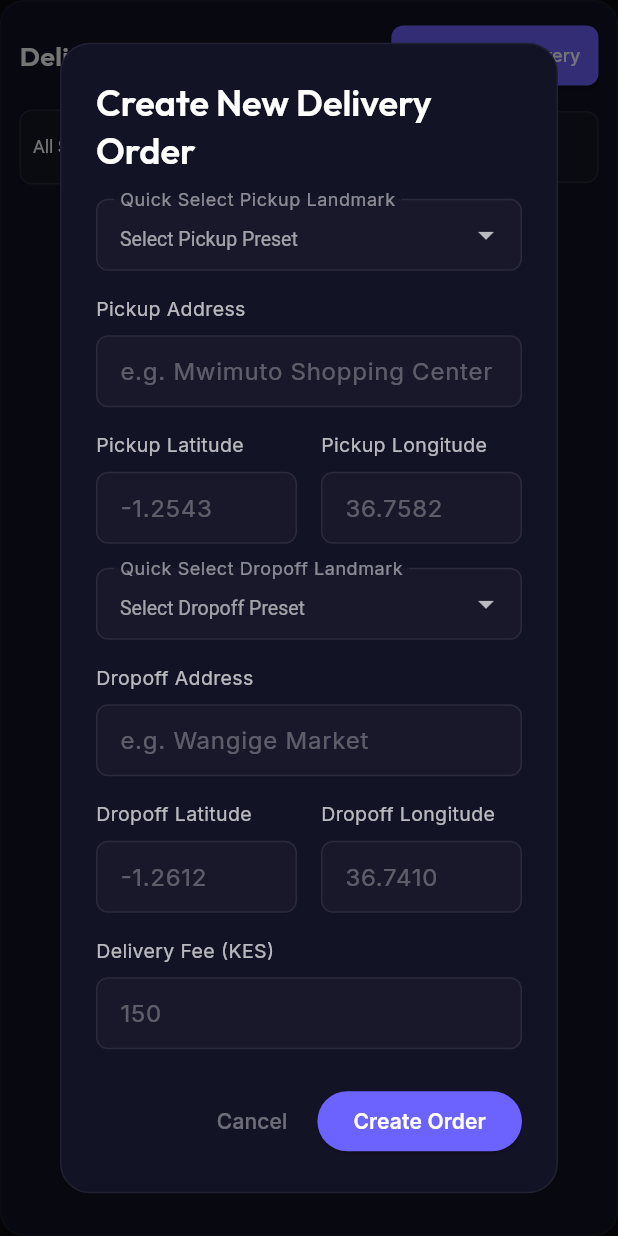
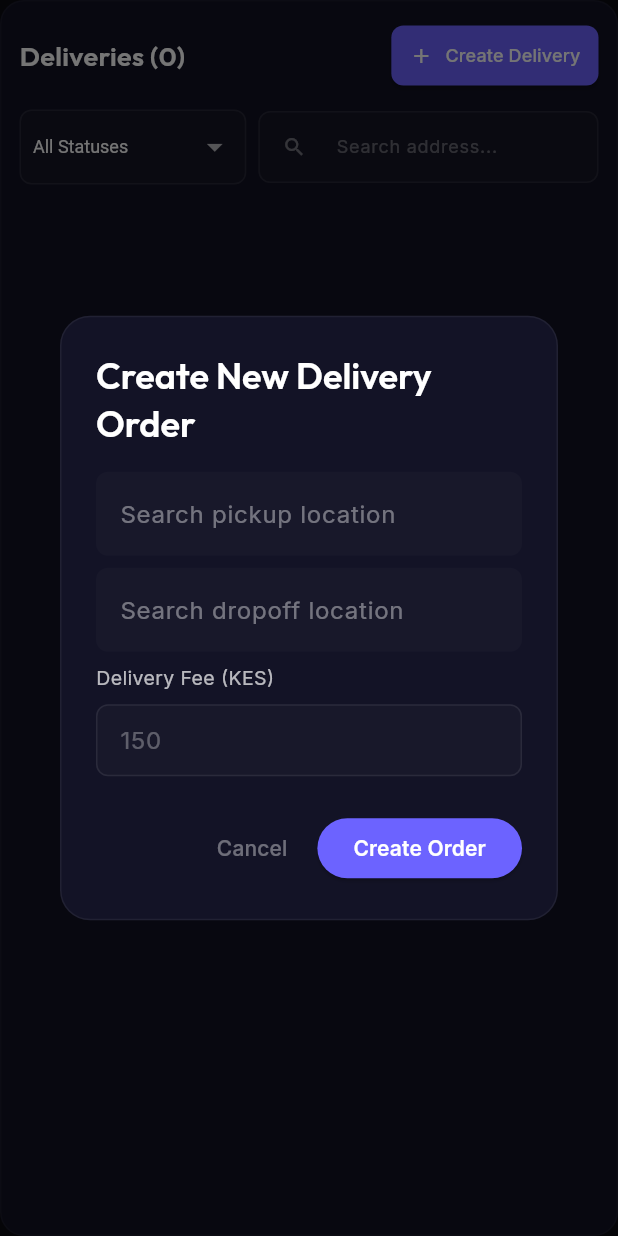
Before and after one commit to Davisdavy/teza_admin, a Flutter app: the DeliveriesPane widget shown alone on an empty page, opened directly, after a tap on "Create Delivery", on a phone screen of 412 x 824 dp. Run offline on Flutter 3.47's test engine with Material 3 defaults, Android fonts, the phone set to English and light mode, and no system bars; our stand-ins replace google_fonts, shared_preferences; accounts and stored records are empty; network calls fail.

Commit message:
feat: switch from Mapbox to Google Places autocomplete with backend proxy

```diff
--- a/lib/views/panes/deliveries_pane.dart
+++ b/lib/views/panes/deliveries_pane.dart
@@ -3,8 +3,10 @@ import 'package:google_fonts/google_fonts.dart';
 import 'package:intl/intl.dart';
 import 'package:provider/provider.dart';
 import '../../models/delivery.dart';
+import '../../widgets/google_place_autocomplete.dart';
 import '../../providers/auth_provider.dart';
 import '../../providers/dashboard_provider.dart';
+import '../../config/mapbox_config.dart';
 
 class DeliveriesPane extends StatefulWidget {
   const DeliveriesPane({super.key});
@@ -1256,171 +1258,62 @@ class _DeliveriesPaneState extends State<DeliveriesPane> {
                   mainAxisSize: MainAxisSize.min,
                   crossAxisAlignment: CrossAxisAlignment.stretch,
                   children: [
-                    // Quick Select Pickup Preset
-                    DropdownButtonFormField<Map<String, dynamic>>(
-                      dropdownColor: const Color(0xFF16162E),
-                      style: const TextStyle(color: Colors.white, fontSize: 13),
-                      decoration: _inputDecoration('Select Pickup Preset').copyWith(
-                        labelText: 'Quick Select Pickup Landmark',
-                        labelStyle: TextStyle(color: Colors.white.withOpacity(0.5)),
-                      ),
-                      items: _nairobiPresets.map((preset) {
-                        return DropdownMenuItem<Map<String, dynamic>>(
-                          value: preset,
-                          child: Text(preset['name'] as String),
-                        );
-                      }).toList(),
-                      onChanged: (val) {
-                        if (val != null) {
-                          pickupAddressController.text = val['name'] as String;
-                          pickupLatitudeController.text = val['lat'].toString();
-                          pickupLongitudeController.text = val['lng'].toString();
+
+
+                    // Pickup Location Autocomplete
+                    GooglePlaceAutocomplete(
+                      hint: 'Search pickup location',
+                      onSelected: (place) {
+                        pickupAddressController.text = place.placeName;
+                        // center provides (long, lat)
+                        final loc = place.center;
+                        if (loc != null) {
+                          pickupLatitudeController.text = loc.lat.toString();
+                          pickupLongitudeController.text = loc.long.toString();
                         }
+                        setState(() {});
                       },
                     ),
-                    const SizedBox(height: 16),
+                    const SizedBox(height: 8),
+                    // Pickup preview map (shown when location selected)
+                    if (pickupLatitudeController.text.isNotEmpty && pickupLongitudeController.text.isNotEmpty)
+                      Padding(
+                        padding: const EdgeInsets.symmetric(vertical: 8.0),
+                        child: Image.network(
+                          'https://api.mapbox.com/styles/v1/mapbox/streets-v11/static/${pickupLongitudeController.text},${pickupLatitudeController.text},14/200x120@2x?access_token=$mapboxAccessToken',
+                          height: 120,
+                          width: 200,
+                          fit: BoxFit.cover,
+                        ),
+                      ),
 
-                    // Pickup Address
-                    Text('Pickup Address', style: GoogleFonts.inter(color: Colors.white70, fontSize: 13)),
-                    const SizedBox(height: 8),
-                    TextFormField(
-                      controller: pickupAddressController,
-                      style: const TextStyle(color: Colors.white),
-                      decoration: _inputDecoration('e.g. Mwimuto Shopping Center'),
-                      validator: (val) => val == null || val.isEmpty ? 'Required' : null,
-                    ),
-                    const SizedBox(height: 16),
 
-                    // Pickup Coordinates
-                    Row(
-                      children: [
-                        Expanded(
-                          child: Column(
-                            crossAxisAlignment: CrossAxisAlignment.start,
-                            children: [
-                              Text('Pickup Latitude', style: GoogleFonts.inter(color: Colors.white70, fontSize: 13)),
-                              const SizedBox(height: 8),
-                              TextFormField(
-                                controller: pickupLatitudeController,
-                                style: const TextStyle(color: Colors.white),
-                                decoration: _inputDecoration('-1.2543'),
-                                validator: (val) {
-                                  if (val == null || val.isEmpty) return 'Required';
-                                  final num = double.tryParse(val);
-                                  if (num == null || num < -90.0 || num > 90.0) return 'Invalid (-90 to 90)';
-                                  return null;
-                                },
-                              ),
-                            ],
-                          ),
-                        ),
-                        const SizedBox(width: 16),
-                        Expanded(
-                          child: Column(
-                            crossAxisAlignment: CrossAxisAlignment.start,
-                            children: [
-                              Text('Pickup Longitude', style: GoogleFonts.inter(color: Colors.white70, fontSize: 13)),
-                              const SizedBox(height: 8),
-                              TextFormField(
-                                controller: pickupLongitudeController,
-                                style: const TextStyle(color: Colors.white),
-                                decoration: _inputDecoration('36.7582'),
-                                validator: (val) {
-                                  if (val == null || val.isEmpty) return 'Required';
-                                  final num = double.tryParse(val);
-                                  if (num == null || num < -180.0 || num > 180.0) return 'Invalid (-180 to 180)';
-                                  return null;
-                                },
-                              ),
-                            ],
-                          ),
-                        ),
-                      ],
-                    ),
-                    const SizedBox(height: 16),
 
-                    // Quick Select Dropoff Preset
-                    DropdownButtonFormField<Map<String, dynamic>>(
-                      dropdownColor: const Color(0xFF16162E),
-                      style: const TextStyle(color: Colors.white, fontSize: 13),
-                      decoration: _inputDecoration('Select Dropoff Preset').copyWith(
-                        labelText: 'Quick Select Dropoff Landmark',
-                        labelStyle: TextStyle(color: Colors.white.withOpacity(0.5)),
-                      ),
-                      items: _nairobiPresets.map((preset) {
-                        return DropdownMenuItem<Map<String, dynamic>>(
-                          value: preset,
-                          child: Text(preset['name'] as String),
-                        );
-                      }).toList(),
-                      onChanged: (val) {
-                        if (val != null) {
-                          dropoffAddressController.text = val['name'] as String;
-                          dropoffLatitudeController.text = val['lat'].toString();
-                          dropoffLongitudeController.text = val['lng'].toString();
+                    // Dropoff Location Autocomplete
+                    GooglePlaceAutocomplete(
+                      hint: 'Search dropoff location',
+                      onSelected: (place) {
+                        dropoffAddressController.text = place.placeName;
+                        final loc = place.center;
+                        if (loc != null) {
+                          dropoffLatitudeController.text = loc.lat.toString();
+                          dropoffLongitudeController.text = loc.long.toString();
                         }
+                        setState(() {});
                       },
                     ),
-                    const SizedBox(height: 16),
-
-                    // Dropoff Address
-                    Text('Dropoff Address', style: GoogleFonts.inter(color: Colors.white70, fontSize: 13)),
                     const SizedBox(height: 8),
-                    TextFormField(
-                      controller: dropoffAddressController,
-                      style: const TextStyle(color: Colors.white),
-                      decoration: _inputDecoration('e.g. Wangige Market'),
-                      validator: (val) => val == null || val.isEmpty ? 'Required' : null,
-                    ),
-                    const SizedBox(height: 16),
-
-                    // Dropoff Coordinates
-                    Row(
-                      children: [
-                        Expanded(
-                          child: Column(
-                            crossAxisAlignment: CrossAxisAlignment.start,
-                            children: [
-                              Text('Dropoff Latitude', style: GoogleFonts.inter(color: Colors.white70, fontSize: 13)),
-                              const SizedBox(height: 8),
-                              TextFormField(
-                                controller: dropoffLatitudeController,
-                                style: const TextStyle(color: Colors.white),
-                                decoration: _inputDecoration('-1.2612'),
-                                validator: (val) {
-                                  if (val == null || val.isEmpty) return 'Required';
-                                  final num = double.tryParse(val);
-                                  if (num == null || num < -90.0 || num > 90.0) return 'Invalid (-90 to 90)';
-                                  return null;
-                                },
-                              ),
-                            ],
-                          ),
+                    // Dropoff preview map (shown when location selected)
+                    if (dropoffLatitudeController.text.isNotEmpty && dropoffLongitudeController.text.isNotEmpty)
+                      Padding(
+                        padding: const EdgeInsets.symmetric(vertical: 8.0),
+                        child: Image.network(
+                          'https://api.mapbox.com/styles/v1/mapbox/streets-v11/static/${dropoffLongitudeController.text},${dropoffLatitudeController.text},14/200x120@2x?access_token=$mapboxAccessToken',
+                          height: 120,
+                          width: 200,
+                          fit: BoxFit.cover,
                         ),
-                        const SizedBox(width: 16),
-                        Expanded(
-                          child: Column(
-                            crossAxisAlignment: CrossAxisAlignment.start,
-                            children: [
-                              Text('Dropoff Longitude', style: GoogleFonts.inter(color: Colors.white70, fontSize: 13)),
-                              const SizedBox(height: 8),
-                              TextFormField(
-                                controller: dropoffLongitudeController,
-                                style: const TextStyle(color: Colors.white),
-                                decoration: _inputDecoration('36.7410'),
-                                validator: (val) {
-                                  if (val == null || val.isEmpty) return 'Required';
-                                  final num = double.tryParse(val);
-                                  if (num == null || num < -180.0 || num > 180.0) return 'Invalid (-180 to 180)';
-                                  return null;
-                                },
-                              ),
-                            ],
-                          ),
-                        ),
-                      ],
-                    ),
-                    const SizedBox(height: 16),
+                      ),
 
                     // Delivery Fee
                     Text('Delivery Fee (KES)', style: GoogleFonts.inter(color: Colors.white70, fontSize: 13)),
--- /dev/null
+++ b/lib/widgets/google_place_autocomplete.dart
@@ -0,0 +1,245 @@
+// lib/widgets/google_place_autocomplete.dart
+
+import 'dart:async';
+import 'package:flutter/material.dart';
+import 'package:google_fonts/google_fonts.dart';
+import 'package:provider/provider.dart';
+import 'package:shared_preferences/shared_preferences.dart';
+import '../services/api_service.dart';
+
+class GooglePlace {
+  final String placeName;
+  final ({double lat, double long})? center;
+
+  GooglePlace({required this.placeName, this.center});
+}
+
+class GooglePlacePrediction {
+  final String description;
+  final String placeId;
+
+  GooglePlacePrediction({required this.description, required this.placeId});
+
+  factory GooglePlacePrediction.fromJson(Map<String, dynamic> json) {
+    return GooglePlacePrediction(
+      description: json['description'] as String,
+      placeId: json['place_id'] as String,
+    );
+  }
+}
+
+class GooglePlaceAutocomplete extends StatefulWidget {
+  final String hint;
+  final ValueChanged<GooglePlace> onSelected;
+  final String? initialValue;
+
+  const GooglePlaceAutocomplete({
+    Key? key,
+    required this.hint,
+    required this.onSelected,
+    this.initialValue,
+  }) : super(key: key);
+
+  @override
+  State<GooglePlaceAutocomplete> createState() => _GooglePlaceAutocompleteState();
+}
+
+class _GooglePlaceAutocompleteState extends State<GooglePlaceAutocomplete> {
+  final TextEditingController _controller = TextEditingController();
+  final FocusNode _focusNode = FocusNode();
+
+  List<String> _recent = [];
+  List<GooglePlacePrediction> _suggestions = [];
+  bool _isLoading = false;
+  Timer? _debounce;
+
+  @override
+  void initState() {
+    super.initState();
+    if (widget.initialValue != null) {
+      _controller.text = widget.initialValue!;
+    }
+    _loadRecent();
+  }
+
+  @override
+  void dispose() {
+    _debounce?.cancel();
+    _controller.dispose();
+    _focusNode.dispose();
+    super.dispose();
+  }
+
+  Future<void> _loadRecent() async {
+    final prefs = await SharedPreferences.getInstance();
+    setState(() {
+      _recent = prefs.getStringList('recent_google_places') ?? [];
+    });
+  }
+
+  Future<void> _addToRecent(String query) async {
+    if (query.trim().isEmpty) return;
+    final prefs = await SharedPreferences.getInstance();
+    final recent = prefs.getStringList('recent_google_places') ?? [];
+    recent.remove(query);
+    recent.insert(0, query);
+    if (recent.length > 5) recent.removeLast();
+    await prefs.setStringList('recent_google_places', recent);
+    setState(() {
+      _recent = recent;
+    });
+  }
+
+  void _onQueryChanged(String query) {
+    if (_debounce?.isActive ?? false) _debounce!.cancel();
+    _debounce = Timer(const Duration(milliseconds: 500), () {
+      _performSearch(query);
+    });
+  }
+
+  Future<void> _performSearch(String query) async {
+    if (query.trim().isEmpty) {
+      setState(() {
+        _suggestions = [];
+      });
+      return;
+    }
+    setState(() {
+      _isLoading = true;
+    });
+
+    try {
+      final apiService = Provider.of<ApiService>(context, listen: false);
+      final rawPredictions = await apiService.getPlacesAutocomplete(query);
+
+      final predictions = rawPredictions
+          .map((p) => GooglePlacePrediction.fromJson(p as Map<String, dynamic>))
+          .toList();
+
+      setState(() {
+        _suggestions = predictions;
+        _isLoading = false;
+      });
+    } catch (e) {
+      debugPrint("getPlacesAutocomplete Exception: $e");
+      setState(() {
+        _isLoading = false;
+      });
+    }
+  }
+
+  Future<void> _onPredictionSelected(GooglePlacePrediction prediction) async {
+    setState(() {
+      _isLoading = true;
+    });
+
+    try {
+      final apiService = Provider.of<ApiService>(context, listen: false);
+      final result = await apiService.getPlaceDetails(prediction.placeId);
+      final geometry = result['geometry'] as Map<String, dynamic>?;
+      final location = geometry?['location'] as Map<String, dynamic>?;
+
+      if (location != null) {
+        final lat = (location['lat'] as num).toDouble();
+        final lng = (location['lng'] as num).toDouble();
+
+        final place = GooglePlace(
+          placeName: prediction.description,
+          center: (lat: lat, long: lng),
+        );
+
+        _controller.text = prediction.description;
+        _addToRecent(prediction.description);
+        widget.onSelected(place);
+      }
+    } catch (e) {
+      debugPrint("getPlaceDetails Exception: $e");
+    } finally {
+      setState(() {
+        _suggestions.clear();
+        _isLoading = false;
+      });
+      _focusNode.unfocus();
+    }
+  }
+
+  @override
+  Widget build(BuildContext context) {
+    return Column(
+      crossAxisAlignment: CrossAxisAlignment.start,
+      children: [
+        // Recent searches as quick‑select chips
+        if (_recent.isNotEmpty)
+          Padding(
+            padding: const EdgeInsets.only(bottom: 8.0),
+            child: Wrap(
+              spacing: 8,
+              runSpacing: 4,
+              children: _recent.map((q) => ActionChip(
+                label: Text(q, style: GoogleFonts.inter(color: Colors.white70, fontSize: 12)),
+                backgroundColor: Colors.white.withOpacity(0.02),
+                padding: EdgeInsets.zero,
+                onPressed: () async {
+                  _controller.text = q;
+                  await _performSearch(q);
+                },
+              )).toList(),
+            ),
+          ),
+        TextField(
+          controller: _controller,
+          focusNode: _focusNode,
+          style: const TextStyle(color: Colors.white),
+          decoration: InputDecoration(
+            hintText: widget.hint,
+            hintStyle: TextStyle(color: Colors.white.withOpacity(0.4)),
+            filled: true,
+            fillColor: Colors.white.withOpacity(0.02),
+            border: OutlineInputBorder(borderRadius: BorderRadius.circular(8), borderSide: BorderSide.none),
+            suffixIcon: _isLoading
+                ? const SizedBox(
+                    width: 20,
+                    height: 20,
+                    child: Padding(
+                      padding: EdgeInsets.all(12.0),
+                      child: CircularProgressIndicator(
+                        strokeWidth: 2,
+                        color: Colors.white,
+                      ),
+                    ),
+                  )
+                : null,
+          ),
+          onChanged: _onQueryChanged,
+        ),
+        if (_suggestions.isNotEmpty)
+          Material(
+            color: Colors.transparent,
+            child: Container(
+              margin: const EdgeInsets.only(top: 4),
+              decoration: BoxDecoration(
+                color: const Color(0xFF16162E),
+                borderRadius: BorderRadius.circular(8),
+                border: Border.all(color: Colors.white.withOpacity(0.1)),
+              ),
+              constraints: const BoxConstraints(maxHeight: 200),
+              child: ListView.builder(
+                shrinkWrap: true,
+                itemCount: _suggestions.length,
+                itemBuilder: (context, index) {
+                  final prediction = _suggestions[index];
+                  return ListTile(
+                    title: Text(
+                      prediction.description,
+                      style: const TextStyle(color: Colors.white, fontSize: 13),
+                    ),
+                    onTap: () => _onPredictionSelected(prediction),
+                  );
+                },
+              ),
+            ),
+          ),
+      ],
+    );
+  }
+}
--- a/pubspec.yaml
+++ b/pubspec.yaml
@@ -38,6 +38,8 @@ dependencies:
   provider: ^6.1.1
   google_fonts: ^6.1.0
   intl: ^0.19.0
+  mapbox_search: ^4.4.0
+  shared_preferences: ^2.2.2
 
 dev_dependencies:
   flutter_test:
```
Also changed, not shown: lib/services/api_service.dart (+22 -0 lines), pubspec.lock, 1 other file.
